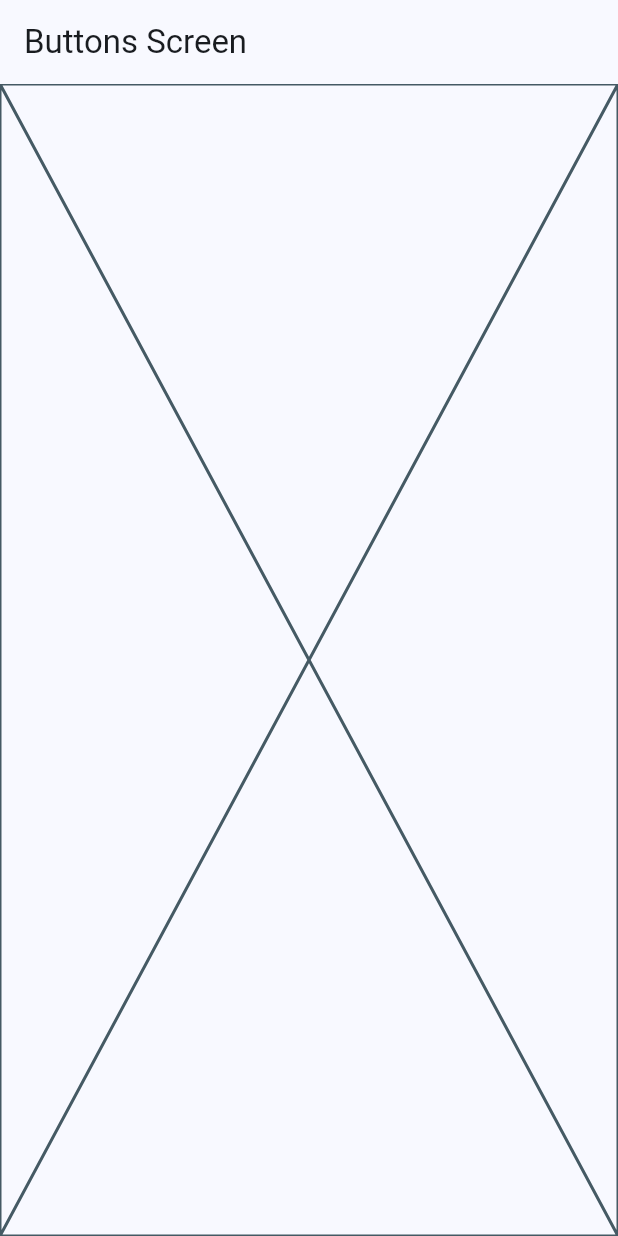
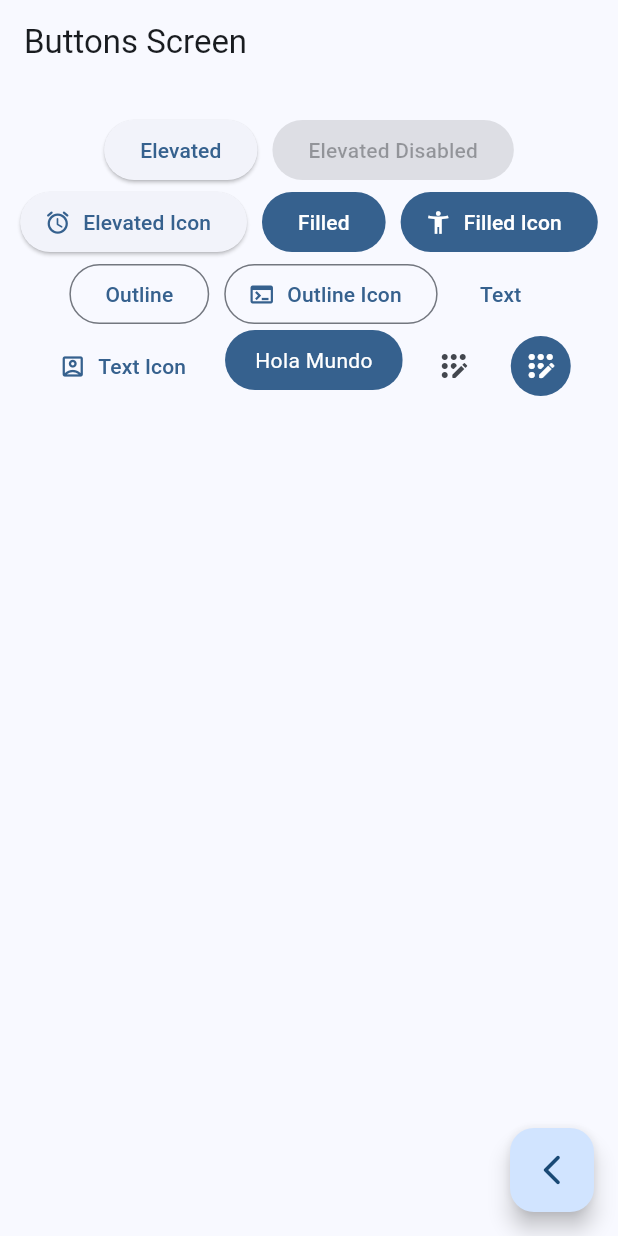
Before and after one commit to camiloaacevedo/flutter-widgets-app, a Flutter app: the ButtonsScreen screen opened by its route, on a phone screen of 412 x 824 dp. Run offline on Flutter 3.47's test engine with Material 3 defaults, Android fonts, the phone set to English and light mode, and no system bars; our stand-ins replace go_router.

Commit message:
button screen finished

```diff
--- a/lib/presentation/screens/buttons/buttons_screen.dart
+++ b/lib/presentation/screens/buttons/buttons_screen.dart
@@ -1,4 +1,5 @@
 import 'package:flutter/material.dart';
+import 'package:go_router/go_router.dart';
 
 class ButtonsScreen extends StatelessWidget {
 
@@ -12,7 +13,105 @@ class ButtonsScreen extends StatelessWidget {
       appBar: AppBar(
         title: const Text('Buttons Screen'),
       ),
-      body: const Placeholder(),
+      body: const _ButtonsView(),
+      floatingActionButton: FloatingActionButton(
+        child: const Icon( Icons.arrow_back_ios_new_rounded ),
+        onPressed: (){
+          context.pop();
+        },
+      ),
     );
   }
 }
+
+class _ButtonsView extends StatelessWidget {
+  const _ButtonsView();
+
+  @override
+  Widget build(BuildContext context) {
+
+    final colors = Theme.of(context).colorScheme;
+
+    return SizedBox(
+      width: double.infinity,
+      child: Padding(
+        padding: const EdgeInsets.symmetric(horizontal: 10, vertical: 20),
+        child: Wrap(
+          spacing: 10,
+          alignment: WrapAlignment.center,
+          children: [
+            ElevatedButton(onPressed: () {}, child: const Text('Elevated')),
+            const ElevatedButton(onPressed: null, child: Text('Elevated Disabled')),
+
+            ElevatedButton.icon(
+              onPressed: (){},
+              icon: const Icon( Icons.access_alarm_rounded ),
+              label: const Text('Elevated Icon')
+            ),
+
+            FilledButton(onPressed: (){}, child: const Text('Filled')),
+            FilledButton.icon(
+              onPressed: (){},
+              icon: const Icon( Icons.accessibility_new ),
+              label: Text('Filled Icon'),
+            ),
+
+            OutlinedButton(onPressed: (){}, child: const Text('Outline')),
+            OutlinedButton.icon(
+              onPressed: (){},
+              label: const Text('Outline Icon'),
+              icon: const Icon( Icons.terminal)
+            ),
+
+            TextButton(onPressed: (){}, child: const Text('Text')),
+            TextButton.icon(
+              onPressed: (){},
+              icon: const Icon( Icons.account_box_outlined),
+              label: const Text('Text Icon'),
+            ),
+
+            const CustomButton(),
+
+
+            IconButton(onPressed: (){}, icon: Icon( Icons.app_registration_rounded)),
+            IconButton(
+              onPressed: (){},
+              icon: Icon( Icons.app_registration_rounded),
+              style: ButtonStyle(
+                backgroundColor: WidgetStatePropertyAll(colors.primary),
+                iconColor: const WidgetStatePropertyAll(Colors.white),
+              ),
+            ),
+
+          ],
+        ),
+      ),
+    );
+  }
+}
+
+
+class CustomButton extends StatelessWidget {
+  const CustomButton({super.key});
+
+  @override
+  Widget build(BuildContext context) {
+
+    final colors = Theme.of(context).colorScheme;
+
+
+    return ClipRRect(
+      borderRadius: BorderRadius.circular(20),
+      child: Material(
+        color: colors.primary,
+        child: InkWell(
+          onTap: () {},
+          child: const Padding(
+            padding: EdgeInsets.symmetric( horizontal: 20, vertical: 10),
+            child: Text('Hola Mundo', style: TextStyle(color: Colors.white))
+          ),
+        ),
+      ),
+    );
+  }
+}
```
